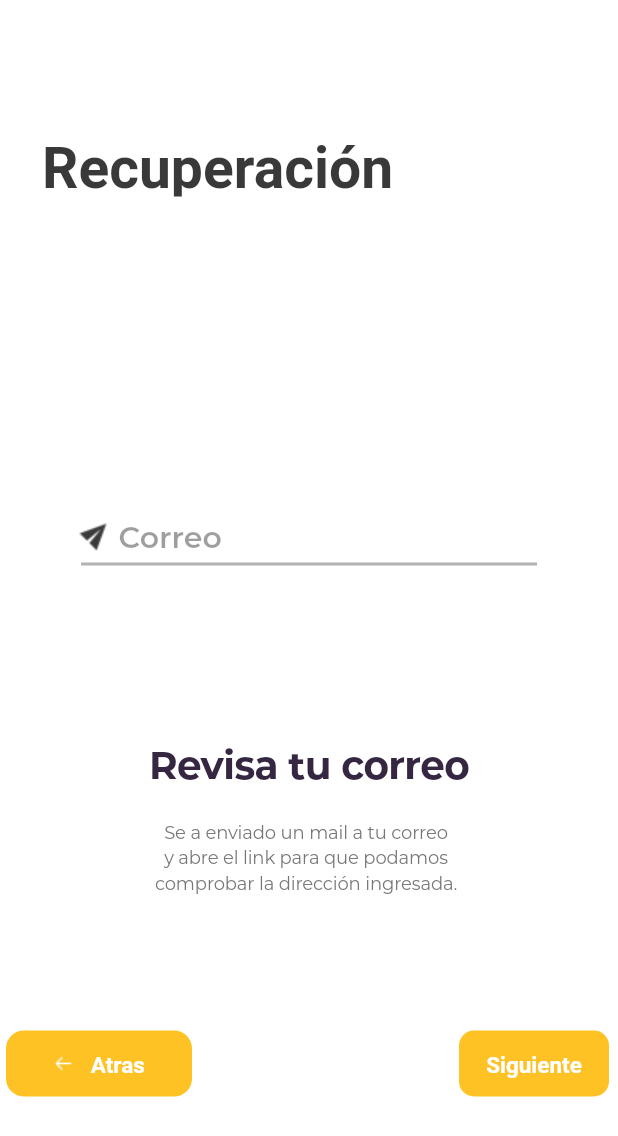
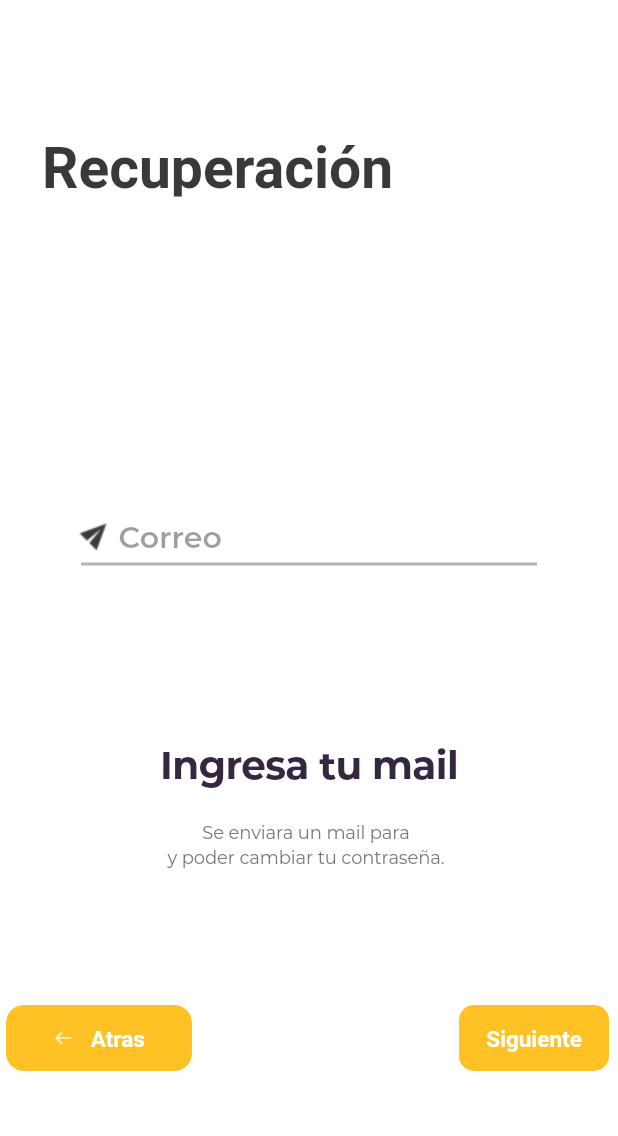
Before and after one commit to bautitravella/main_screens, a Flutter app: the RecuperationWidget screen opened directly, on a phone screen of 412 x 824 dp. Shown: the top 1136 px of the screen. Run offline on Flutter 3.47's test engine with Material 2 defaults, Android fonts, the phone set to English and light mode, and no system bars.

Commit message:
resolvi los errores de overflowd

```diff
--- a/lib/recuperation_widget/recuperation_widget.dart
+++ b/lib/recuperation_widget/recuperation_widget.dart
@@ -22,7 +22,8 @@ class RecuperationWidget extends StatelessWidget {
           children: [
             Container(
               height: 46,
-              margin: EdgeInsets.only(left: 28, top: 85, right: 102),
+              width: 200,
+              margin: EdgeInsets.only(left: 28, top: 85, right: 2),
               child: Row(
                 crossAxisAlignment: CrossAxisAlignment.stretch,
                 children: [
@@ -102,7 +103,7 @@ class RecuperationWidget extends StatelessWidget {
             Container(
               margin: EdgeInsets.only(left: 3, right: 3, top: 117, bottom: 20),
               child: Text(
-                "Revisa tu correo",
+                "Ingresa tu mail",
                 textAlign: TextAlign.center,
                 style: TextStyle(
                   color: AppColors.primaryText,
@@ -116,7 +117,7 @@ class RecuperationWidget extends StatelessWidget {
             Container(
               margin: EdgeInsets.only(left: 73, right: 77, bottom: 80),
               child: Text(
-                "Se a enviado un mail a tu correo \ny abre el link para que podamos\ncomprobar la dirección ingresada.",
+                "Se enviara un mail para \ny poder cambiar tu contraseña.",
                 textAlign: TextAlign.center,
                 style: TextStyle(
                   color: Color.fromARGB(255, 118, 118, 118),
@@ -130,7 +131,7 @@ class RecuperationWidget extends StatelessWidget {
             ),
             Container(
               height: 54,
-              margin: EdgeInsets.only(left: 4, right: 6, bottom: 40),
+              margin: EdgeInsets.only(left: 4, right: 6, bottom: 0),
               child: Row(
                 crossAxisAlignment: CrossAxisAlignment.stretch,
                 children: [
```
